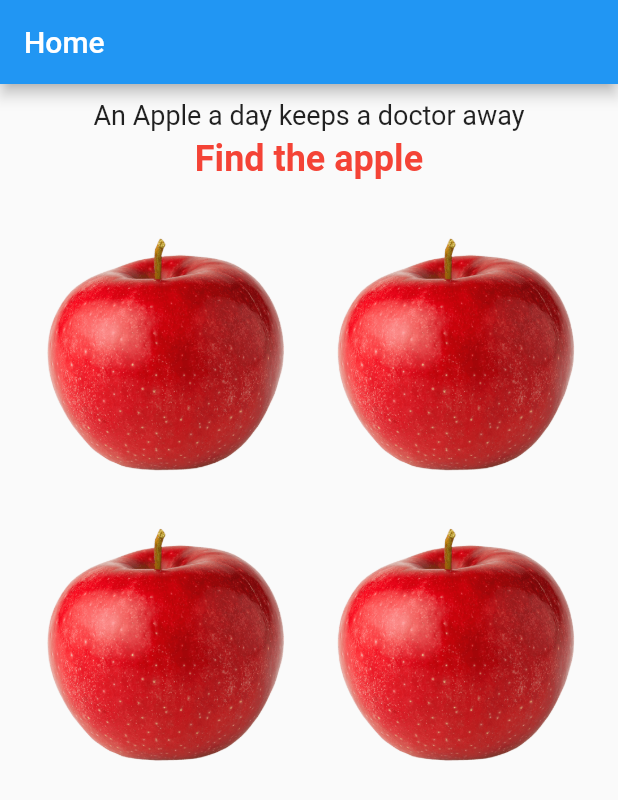
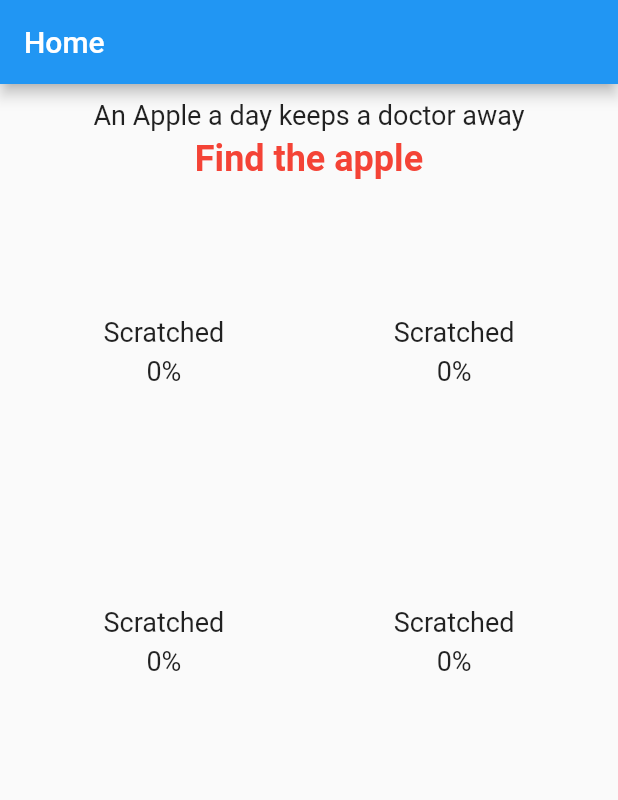
Before and after one commit to izaanjahangir/scratch-game-flutter, a Flutter app: the screen it shows after launch, on a phone screen of 412 x 824 dp. Shown: the top 800 px of the screen. Run offline on Flutter 3.47's test engine with Material 2 defaults, Android fonts, the phone set to English and light mode, and no system bars; missing offline and left inert: scratcher.

Commit message:
added transition on opacity

```diff
--- a/lib/components/fruit/fruit.dart
+++ b/lib/components/fruit/fruit.dart
@@ -1,22 +1,72 @@
 import 'package:flutter/material.dart';
 import 'package:scratcher/scratcher.dart';
 
-class Fruit extends StatelessWidget {
+class Fruit extends StatefulWidget {
+  final double width;
+
+  Fruit({@required this.width});
+
+  @override
+  _FruitState createState() => _FruitState();
+}
+
+class _FruitState extends State<Fruit> {
+  bool isScratched = false;
+  double scratchedPercentage = 0;
+  double opacity = 0;
+
   @override
   Widget build(BuildContext context) {
-    final double width = MediaQuery.of(context).size.width;
-
     return Container(
       child: Scratcher(
-        brushSize: width * 0.05,
-        threshold: 30,
+        enabled: !isScratched,
+        onChange: (value) {
+          setState(() {
+            scratchedPercentage = value;
+          });
+        },
+        brushSize: widget.width * 0.05,
+        threshold: 70,
         image: Image.asset("assets/images/scratch-here.jpeg"),
-        onChange: (value) => print("Scratch progress: $value%"),
-        onThreshold: () => print("Threshold reached, you won!"),
+        onThreshold: () {
+          setState(() {
+            isScratched = true;
+          });
+
+          new Future.delayed(const Duration(milliseconds: 100), () {
+            setState(() {
+              opacity = 1;
+            });
+          });
+        },
         child: Container(
-            width: width * 0.45,
-            height: width * 0.45,
-            child: Image.asset("assets/images/apple.png")),
+            width: widget.width * 0.45,
+            height: widget.width * 0.45,
+            child: isScratched
+                ? AnimatedOpacity(
+                    opacity: opacity,
+                    duration: Duration(seconds: 1),
+                    child: Image.asset("assets/images/apple.png"))
+                : Center(
+                    child: Container(
+                      child: Column(
+                        mainAxisAlignment: MainAxisAlignment.center,
+                        children: [
+                          Text(
+                            "Scratched",
+                            style: TextStyle(fontSize: 18),
+                          ),
+                          SizedBox(
+                            height: 5,
+                          ),
+                          Text(
+                            scratchedPercentage.toStringAsFixed(0) + "%",
+                            style: TextStyle(fontSize: 18),
+                          )
+                        ],
+                      ),
+                    ),
+                  )),
       ),
     );
   }
--- a/lib/screens/home/home.dart
+++ b/lib/screens/home/home.dart
@@ -4,6 +4,8 @@ import "package:scratcher_game/components/fruit/fruit.dart";
 class Home extends StatelessWidget {
   @override
   Widget build(BuildContext context) {
+    final double width = MediaQuery.of(context).size.width;
+
     return Scaffold(
       appBar: AppBar(
         title: Text("Home"),
@@ -53,7 +55,9 @@ class Home extends StatelessWidget {
               shrinkWrap: true,
               crossAxisCount: 2,
               children: List.generate(4, (index) {
-                return Fruit();
+                return Fruit(
+                  width: width,
+                );
               }),
             ),
           ],
```
